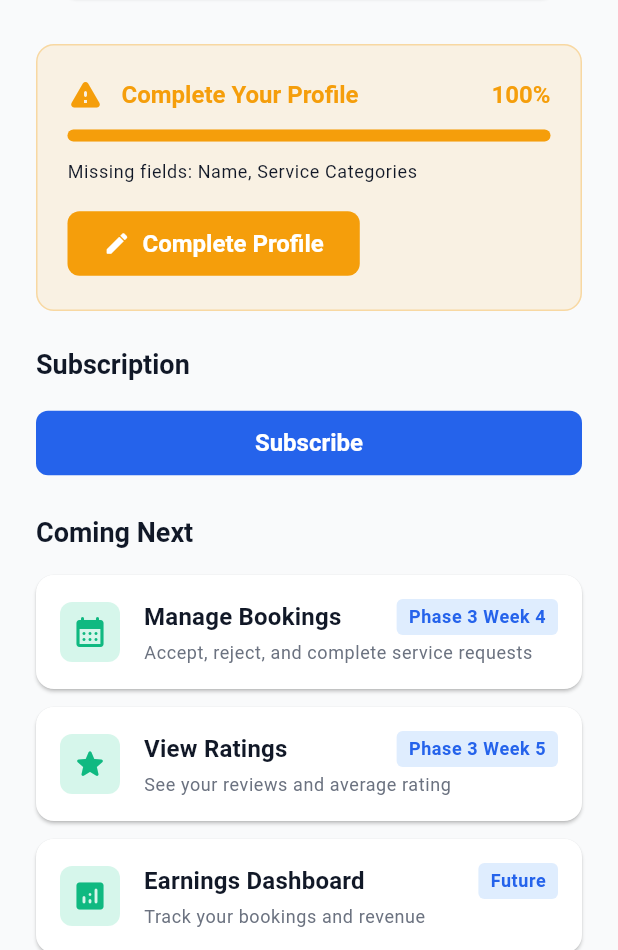
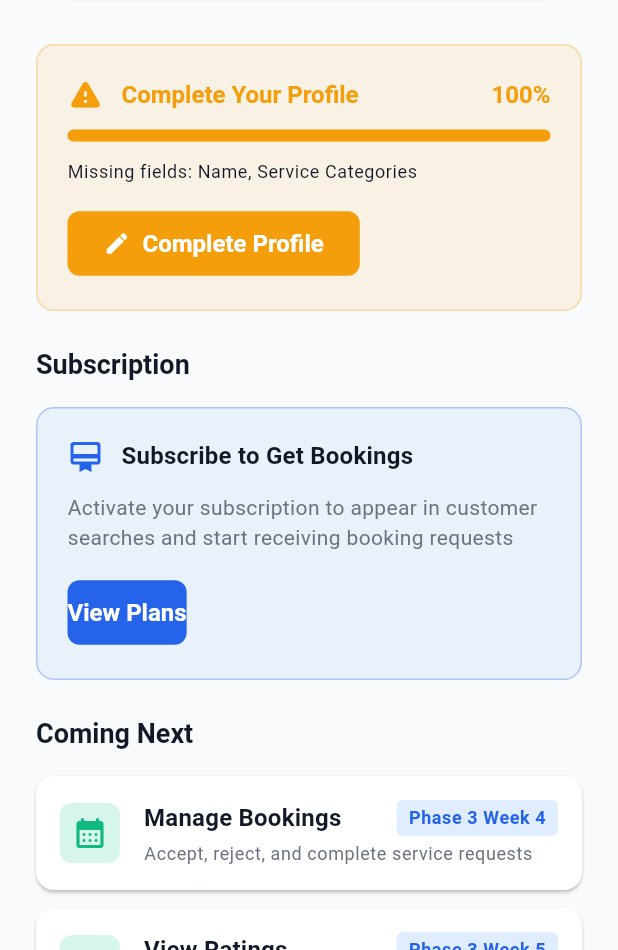
Before and after one commit to gow1n-d/freelancer, a Flutter app: the FreelancerDashboardScreen screen opened directly, on a phone screen of 412 x 824 dp, the part 286-1236 px from its top. Run offline on Flutter 3.47's test engine with Material 3 defaults, Android fonts, the phone set to English and light mode, and no system bars; our stand-ins replace cloud_firestore, cloud_functions, firebase_auth, firebase_core; missing offline and left inert: razorpay_flutter; accounts and stored records are empty.

Commit message:
Auto-commit: Agent tool execution

```diff
--- a/lib/screens/freelancer/freelancer_dashboard_screen.dart
+++ b/lib/screens/freelancer/freelancer_dashboard_screen.dart
@@ -422,42 +422,153 @@ class _FreelancerDashboardScreenState extends State<FreelancerDashboardScreen> {
       return const Center(child: CircularProgressIndicator());
     }
 
-    if (_subscription == null) {
-      return ElevatedButton(
-        onPressed: _navigateToSubscription,
-        child: const Text('Subscribe'),
-      );
-    }
-
-    return Column(
+    // No subscription or inactive
+    if (_subscription == null || !_subscription!.hasSubscription) {
+      return Container(
+        padding: const EdgeInsets.all(20),
+        decoration: BoxDecoration(
+          color: AppTheme.primaryLight.withOpacity(0.1),
+          borderRadius: BorderRadius.circular(12),
+          border: Border.all(
+            color: AppTheme.primaryColor.withOpacity(0.3),
+          ),
+        ),
+        child: Column(
           crossAxisAlignment: CrossAxisAlignment.start,
           children: [
-        Text(
-          _subscription!.plan.name,
+            Row(
+              children: [
+                Icon(
+                  Icons.card_membership_rounded,
+                  color: AppTheme.primaryColor,
+                  size: 24,
+                ),
+                const SizedBox(width: 12),
+                Expanded(
+                  child: Text(
+                    'Subscribe to Get Bookings',
                     style: Theme.of(context).textTheme.titleMedium?.copyWith(
                           fontWeight: FontWeight.bold,
                         ),
                   ),
-        const SizedBox(height: 8),
+                ),
+              ],
+            ),
+            const SizedBox(height: 12),
             Text(
-          _subscription!.plan.description,
-          style: Theme.of(context).textTheme.bodySmall?.copyWith(
+              'Activate your subscription to appear in customer searches and start receiving booking requests',
+              style: Theme.of(context).textTheme.bodyMedium?.copyWith(
                     color: AppTheme.textSecondary,
                   ),
             ),
-        const SizedBox(height: 8),
+            const SizedBox(height: 16),
+            ElevatedButton(
+              onPressed: _navigateToSubscription,
+              style: ElevatedButton.styleFrom(
+                padding: const EdgeInsets.symmetric(vertical: 12),
+              ),
+              child: const Text('View Plans'),
+            ),
+          ],
+        ),
+      );
+    }
+
+    // Has active subscription
+    final statusColor = _subscription!.isActive
+        ? AppTheme.successColor
+        : _subscription!.status == AppConstants.subscriptionCancelled
+            ? AppTheme.warningColor
+            : AppTheme.errorColor;
+
+    final daysRemaining = _subscription!.daysRemaining;
+
+    return Container(
+      padding: const EdgeInsets.all(20),
+      decoration: BoxDecoration(
+        color: statusColor.withOpacity(0.1),
+        borderRadius: BorderRadius.circular(12),
+        border: Border.all(
+          color: statusColor.withOpacity(0.3),
+        ),
+      ),
+      child: Column(
+        crossAxisAlignment: CrossAxisAlignment.start,
+        children: [
+          Row(
+            mainAxisAlignment: MainAxisAlignment.spaceBetween,
+            children: [
+              Row(
+                children: [
+                  Icon(
+                    _subscription!.isActive
+                        ? Icons.check_circle_rounded
+                        : Icons.info_rounded,
+                    color: statusColor,
+                    size: 24,
+                  ),
+                  const SizedBox(width: 12),
                   Text(
-          'Expires on ${_subscription!.endDate}',
-          style: Theme.of(context).textTheme.bodySmall?.copyWith(
+                    _subscriptionService.formatStatus(_subscription!.status),
+                    style: Theme.of(context).textTheme.titleMedium?.copyWith(
+                          fontWeight: FontWeight.bold,
+                          color: statusColor,
+                        ),
+                  ),
+                ],
+              ),
+              Container(
+                padding: const EdgeInsets.symmetric(
+                  horizontal: 10,
+                  vertical: 6,
+                ),
+                decoration: BoxDecoration(
+                  color: AppTheme.primaryColor.withOpacity(0.1),
+                  borderRadius: BorderRadius.circular(20),
+                ),
+                child: Text(
+                  _subscriptionService.formatPlan(_subscription!.plan),
+                  style: Theme.of(context).textTheme.labelMedium?.copyWith(
+                        color: AppTheme.primaryColor,
+                        fontWeight: FontWeight.bold,
+                      ),
+                ),
+              ),
+            ],
+          ),
+          const SizedBox(height: 16),
+
+          // Days remaining (if active)
+          if (daysRemaining != null && daysRemaining > 0) ...[
+            Row(
+              children: [
+                Icon(
+                  Icons.timer_rounded,
+                  size: 18,
                   color: AppTheme.textSecondary,
                 ),
+                const SizedBox(width: 8),
+                Text(
+                  '$daysRemaining days remaining',
+                  style: Theme.of(context).textTheme.bodyMedium?.copyWith(
+                        color: AppTheme.textPrimary,
                       ),
-        const SizedBox(height: 8),
+                ),
+              ],
+            ),
+            const SizedBox(height: 12),
+          ],
+
+          // Manage button
           ElevatedButton(
             onPressed: _navigateToSubscriptionManagement,
+            style: ElevatedButton.styleFrom(
+              padding: const EdgeInsets.symmetric(vertical: 12),
+            ),
             child: const Text('Manage Subscription'),
           ),
         ],
+      ),
     );
   }
 }
```
Lines whose indentation alone changed are shown as unchanged.
